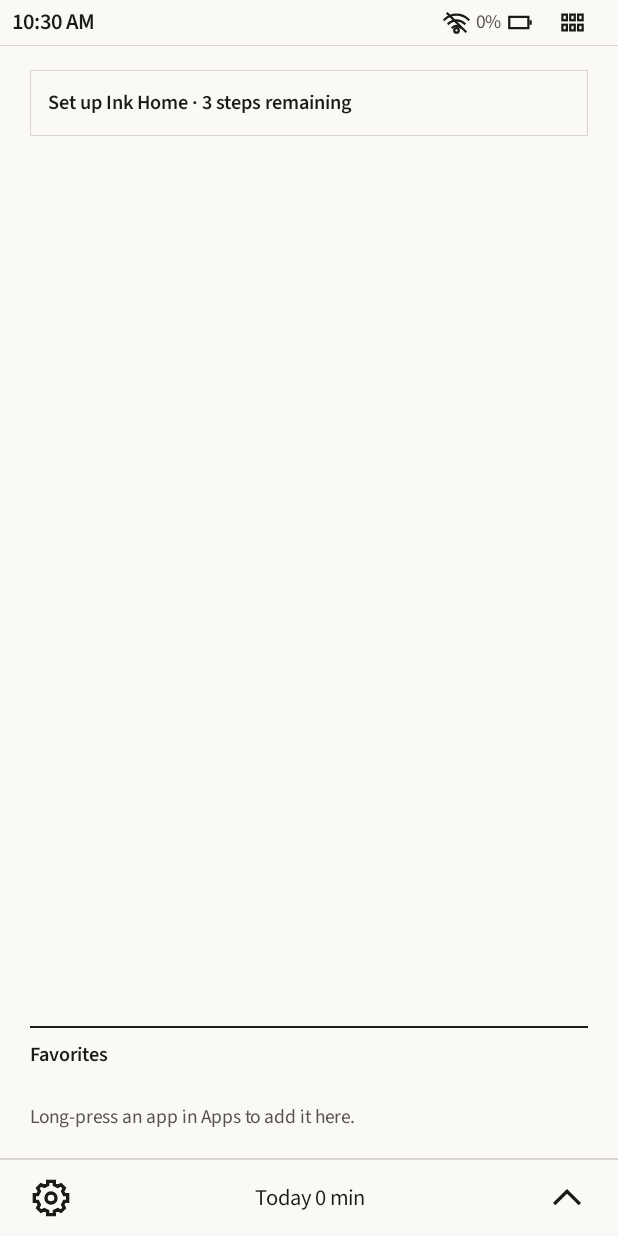
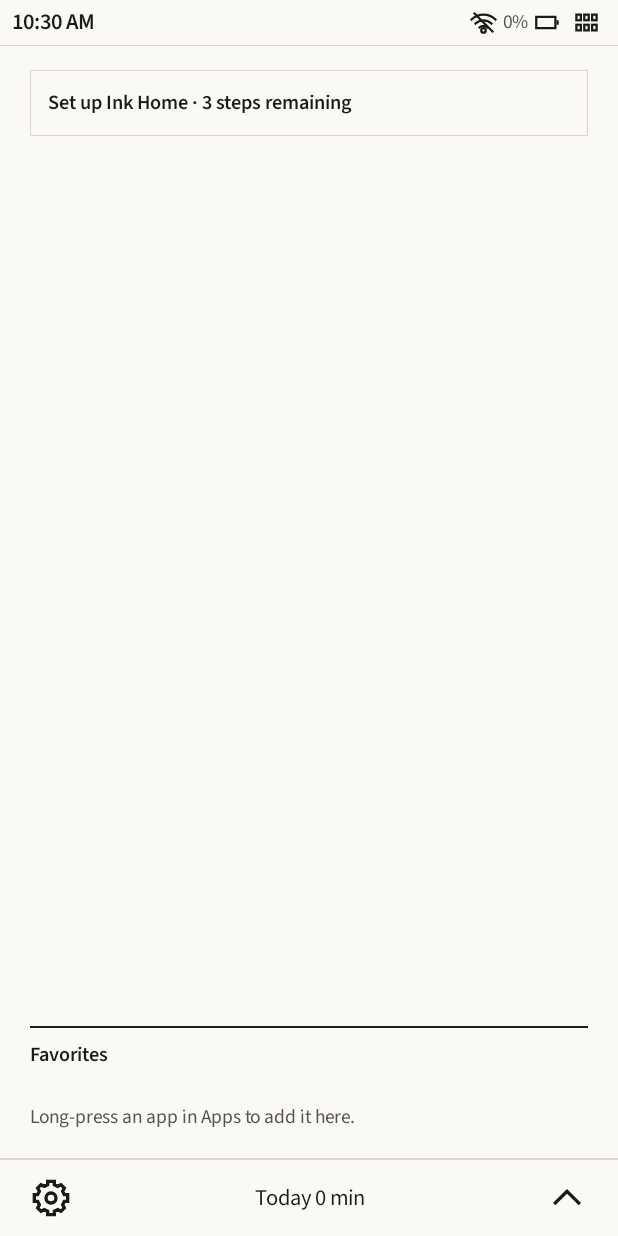
Before and after one commit to Nyaughh/ink-home, an Android app: the screen it shows after launch (MainActivity), on a phone screen of 412 x 824 dp. Run offline under Robolectric (Android 15) with nearby library versions, the phone set to English and light mode, and no system bars; pictures from the network do not load; 1 statement that could not run was skipped.

Commit message:
Keep the Home edit icon in the original status glyph slot

```diff
--- a/app/src/main/java/dev/inkhome/folio/widget/Structure.java
+++ b/app/src/main/java/dev/inkhome/folio/widget/Structure.java
@@ -100,12 +100,10 @@ public final class Structure {
         inlineGlyph(row, wifi < 0 ? "wifi-off" : "wifi", wifi);
         row.addView(text(f.context.getString(R.string.reader_ui_percent, battery), META));
         inlineGlyph(row, charging ? "battery-charging" : "battery", battery);
-        if (editHome == null) inlineGlyph(row, "tune", -1);
-        else {
-            FrameLayout edit = new FrameLayout(f.context);
-            edit.addView(glyph("grid", -1, false), new FrameLayout.LayoutParams(f.u(18), f.u(18), Gravity.CENTER));
-            action(edit, f.context.getString(R.string.home_edit_layout), editHome);
-            row.addView(edit, f.u(44), f.u(Tokens.Bar.STATUS));
+        ImageView last = inlineGlyph(row, editHome == null ? "tune" : "grid", -1);
+        if (editHome != null) {
+            last.setImportantForAccessibility(View.IMPORTANT_FOR_ACCESSIBILITY_YES);
+            action(last, f.context.getString(R.string.home_edit_layout), editHome);
         }
         strip.addView(row);
         rule(strip, false);
@@ -117,10 +115,12 @@ public final class Structure {
         return strip;
     }
 
-    private void inlineGlyph(LinearLayout row, String name, int level) {
+    private ImageView inlineGlyph(LinearLayout row, String name, int level) {
         LinearLayout.LayoutParams lp = new LinearLayout.LayoutParams(f.u(18), f.u(18));
         lp.setMargins(f.u(4), 0, f.u(4), 0);
-        row.addView(glyph(name, level, false), lp);
+        ImageView image = glyph(name, level, false);
+        row.addView(image, lp);
+        return image;
     }
 
     public String[] menuLabels() {
```
